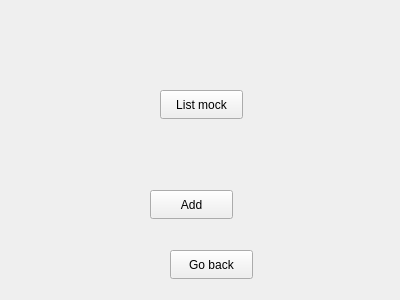
Before: the Qt Designer form FilmManager/serielistviewwidget.ui in Zachaly/Jipp_Projekt_ZS_NS, drawn with Qt 5.
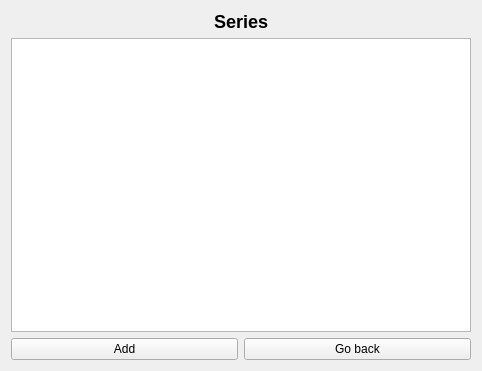
After: the same form once the commit is applied.

Commit message: add series list

```diff
--- a/FilmManager/serielistviewwidget.ui
+++ b/FilmManager/serielistviewwidget.ui
@@ -6,52 +6,49 @@
    <rect>
     <x>0</x>
     <y>0</y>
-    <width>400</width>
-    <height>300</height>
+    <width>482</width>
+    <height>371</height>
    </rect>
   </property>
   <property name="windowTitle">
    <string>Form</string>
   </property>
-  <widget class="QPushButton" name="listMockButton">
-   <property name="geometry">
-    <rect>
-     <x>160</x>
-     <y>90</y>
-     <width>83</width>
-     <height>29</height>
-    </rect>
+  <layout class="QVBoxLayout" name="verticalLayout">
+   <item>
+    <widget class="QLabel" name="titleLabel">
+     <property name="styleSheet">
+      <string notr="true">font-weight: bold; font-size: 18px;</string>
    </property>
    <property name="text">
-    <string>List mock</string>
-   </property>
-  </widget>
+      <string>Series</string>
+     </property>
+     <property name="alignment">
+      <set>Qt::AlignmentFlag::AlignCenter</set>
+     </property>
+    </widget>
+   </item>
+   <item>
+    <widget class="QListWidget" name="serieList"/>
+   </item>
+   <item>
+    <layout class="QHBoxLayout" name="buttonLayout">
+     <item>
   <widget class="QPushButton" name="addSerieButton">
-   <property name="geometry">
-    <rect>
-     <x>150</x>
-     <y>190</y>
-     <width>83</width>
-     <height>29</height>
-    </rect>
-   </property>
    <property name="text">
     <string>Add</string>
    </property>
   </widget>
+     </item>
+     <item>
   <widget class="QPushButton" name="goBackButton">
-   <property name="geometry">
-    <rect>
-     <x>170</x>
-     <y>250</y>
-     <width>83</width>
-     <height>29</height>
-    </rect>
-   </property>
    <property name="text">
     <string>Go back</string>
    </property>
   </widget>
+     </item>
+    </layout>
+   </item>
+  </layout>
  </widget>
  <resources/>
  <connections/>
```
Lines whose indentation alone changed are shown as unchanged. The commit also changes 3 other files.
